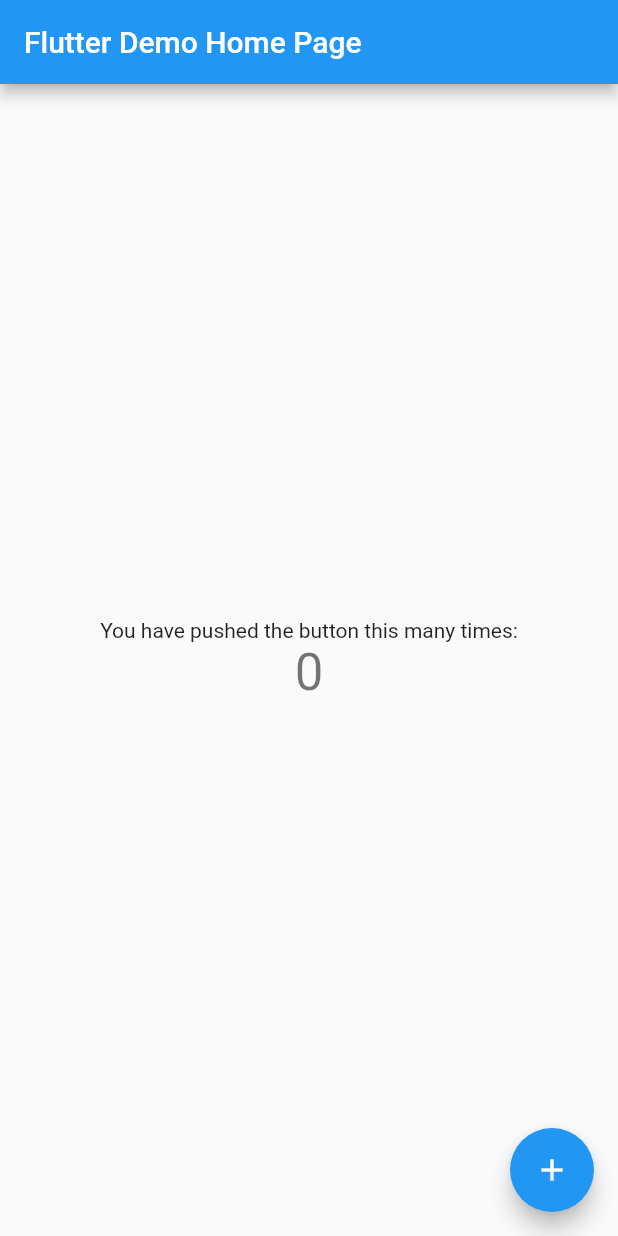
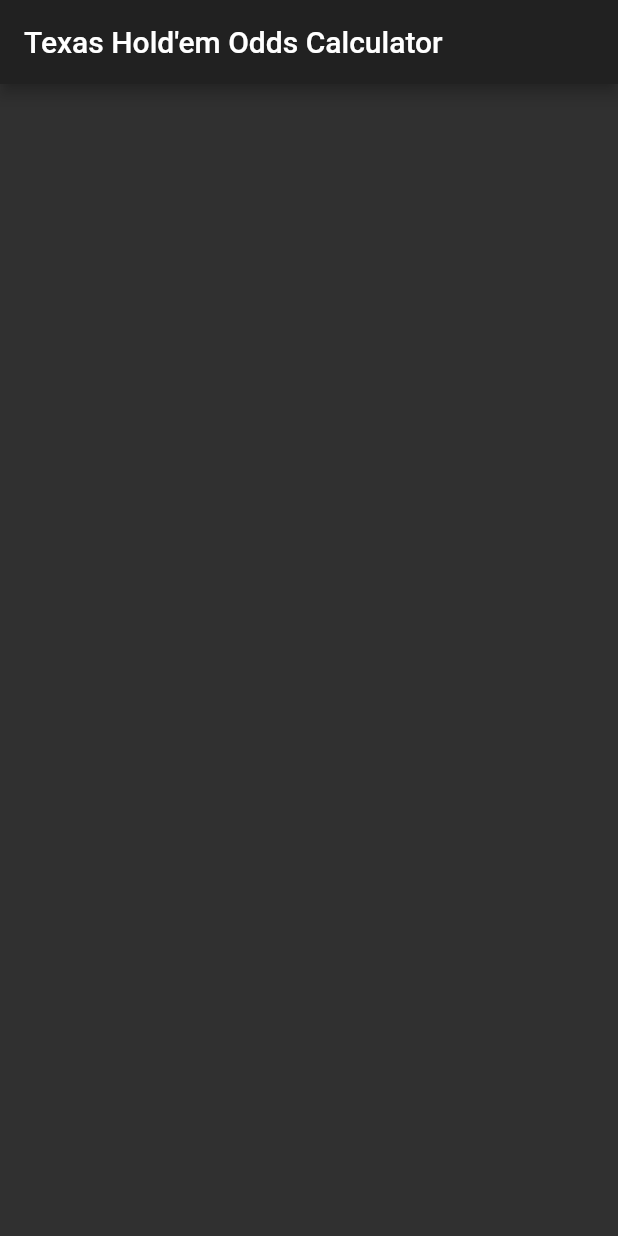
Before and after one commit to devdouglasferreira/poker-odds-calculator, a Flutter app: the screen it shows after launch, on a phone screen of 412 x 824 dp. Run offline on Flutter 3.47's test engine with Material 2 defaults, Android fonts, the phone set to English and light mode, and no system bars.

Commit message:
Autalização Flutter 1.5 e iniciação do projeto

```diff
--- a/lib/main.dart
+++ b/lib/main.dart
@@ -1,111 +1,6 @@
 import 'package:flutter/material.dart';
+import 'package:poker_odds_calculator/src/AppCore.dart';
 
-void main() => runApp(MyApp());
-
-class MyApp extends StatelessWidget {
-  // This widget is the root of your application.
-  @override
-  Widget build(BuildContext context) {
-    return MaterialApp(
-      title: 'Flutter Demo',
-      theme: ThemeData(
-        // This is the theme of your application.
-        //
-        // Try running your application with "flutter run". You'll see the
-        // application has a blue toolbar. Then, without quitting the app, try
-        // changing the primarySwatch below to Colors.green and then invoke
-        // "hot reload" (press "r" in the console where you ran "flutter run",
-        // or simply save your changes to "hot reload" in a Flutter IDE).
-        // Notice that the counter didn't reset back to zero; the application
-        // is not restarted.
-        primarySwatch: Colors.blue,
-      ),
-      home: MyHomePage(title: 'Flutter Demo Home Page'),
-    );
-  }
+void main() {
+  runApp(AppCore());
 }
-
-class MyHomePage extends StatefulWidget {
-  MyHomePage({Key key, this.title}) : super(key: key);
-
-  // This widget is the home page of your application. It is stateful, meaning
-  // that it has a State object (defined below) that contains fields that affect
-  // how it looks.
-
-  // This class is the configuration for the state. It holds the values (in this
-  // case the title) provided by the parent (in this case the App widget) and
-  // used by the build method of the State. Fields in a Widget subclass are
-  // always marked "final".
-
-  final String title;
-
-  @override
-  _MyHomePageState createState() => _MyHomePageState();
-}
-
-class _MyHomePageState extends State<MyHomePage> {
-  int _counter = 0;
-
-  void _incrementCounter() {
-    setState(() {
-      // This call to setState tells the Flutter framework that something has
-      // changed in this State, which causes it to rerun the build method below
-      // so that the display can reflect the updated values. If we changed
-      // _counter without calling setState(), then the build method would not be
-      // called again, and so nothing would appear to happen.
-      _counter++;
-    });
-  }
-
-  @override
-  Widget build(BuildContext context) {
-    // This method is rerun every time setState is called, for instance as done
-    // by the _incrementCounter method above.
-    //
-    // The Flutter framework has been optimized to make rerunning build methods
-    // fast, so that you can just rebuild anything that needs updating rather
-    // than having to individually change instances of widgets.
-    return Scaffold(
-      appBar: AppBar(
-        // Here we take the value from the MyHomePage object that was created by
-        // the App.build method, and use it to set our appbar title.
-        title: Text(widget.title),
-      ),
-      body: Center(
-        // Center is a layout widget. It takes a single child and positions it
-        // in the middle of the parent.
-        child: Column(
-          // Column is also layout widget. It takes a list of children and
-          // arranges them vertically. By default, it sizes itself to fit its
-          // children horizontally, and tries to be as tall as its parent.
-          //
-          // Invoke "debug painting" (press "p" in the console, choose the
-          // "Toggle Debug Paint" action from the Flutter Inspector in Android
-          // Studio, or the "Toggle Debug Paint" command in Visual Studio Code)
-          // to see the wireframe for each widget.
-          //
-          // Column has various properties to control how it sizes itself and
-          // how it positions its children. Here we use mainAxisAlignment to
-          // center the children vertically; the main axis here is the vertical
-          // axis because Columns are vertical (the cross axis would be
-          // horizontal).
-          mainAxisAlignment: MainAxisAlignment.center,
-          children: <Widget>[
-            Text(
-              'You have pushed the button this many times:',
-            ),
-            Text(
-              '$_counter',
-              style: Theme.of(context).textTheme.display1,
-            ),
-          ],
-        ),
-      ),
-      floatingActionButton: FloatingActionButton(
-        onPressed: _incrementCounter,
-        tooltip: 'Increment',
-        child: Icon(Icons.add),
-      ), // This trailing comma makes auto-formatting nicer for build methods.
-    );
-  }
-}
--- /dev/null
+++ b/lib/src/AppCore.dart
@@ -0,0 +1,16 @@
+import 'package:flutter/material.dart';
+import 'package:flutter/widgets.dart';
+import 'package:poker_odds_calculator/src/views/main_view.dart';
+
+class AppCore extends StatelessWidget {
+
+  @override
+  Widget build(BuildContext context) {
+    return MaterialApp(
+      theme: ThemeData.dark(),
+      home: Scaffold(
+        body: MainView()
+      )
+    );
+  }
+}
--- /dev/null
+++ b/lib/src/views/main_view.dart
@@ -0,0 +1,31 @@
+import 'package:flutter/material.dart';
+import 'package:flutter/widgets.dart';
+
+class MainView extends StatefulWidget {
+  @override
+  State<StatefulWidget> createState() {
+    return MainViewState();
+  }
+}
+
+class MainViewState extends State<MainView> {
+  @override
+  void initState() {
+    super.initState();
+    return null;
+  }
+
+  @override
+  void dispose() {
+    super.dispose();
+    return null;
+  }
+
+  @override
+  Widget build(BuildContext context) {
+    // TODO: implement build
+    return Scaffold(
+      appBar: AppBar(title: Text("Texas Hold'em Odds Calculator"))
+    );
+  }
+}
--- a/pubspec.yaml
+++ b/pubspec.yaml
@@ -23,6 +23,8 @@ dependencies:
   # The following adds the Cupertino Icons font to your application.
   # Use with the CupertinoIcons class for iOS style icons.
   cupertino_icons: ^0.1.2
+  rxdart: ^0.22.0
+  http: ^0.12.0+2
 
 dev_dependencies:
   flutter_test:
```
Also changed, not shown: pubspec.lock, 1 other file.
